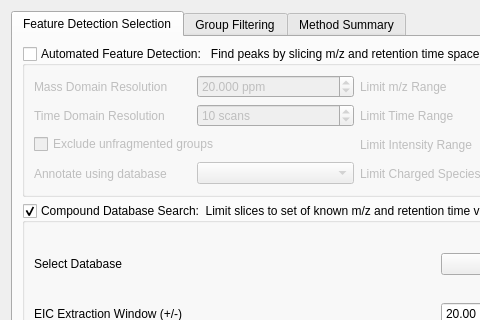
This is src/gui/mzroll/forms/peakdetectiondialog.ui in ElucidataInc/ElMaven as Qt 5 draws it before an edit; both pictures show x 0 to 480 and y 0 to 320 of the 876 by 740 pixel window. The edited form follows.
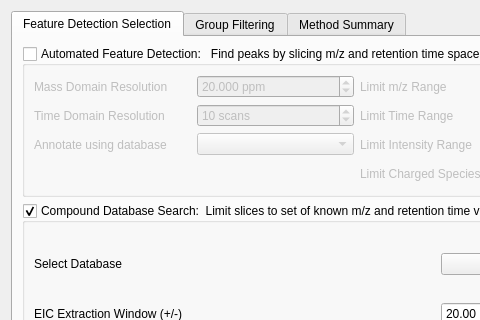
This is the edited form.

Commit message:
Exclude unfragmented features using match fragmentation
This change removes the extra checkbox "Exclude unfragmented
features" and instead allows the same behavior to instead be
replicated by enabling the "Match Fragmentation" options, which is
no longer linked only to targeted detection.

The edit to the form file:
```diff
--- a/src/gui/mzroll/forms/peakdetectiondialog.ui
+++ b/src/gui/mzroll/forms/peakdetectiondialog.ui
@@ -223,21 +223,14 @@
             </property>
            </widget>
           </item>
-          <item row="2" column="0" colspan="2">
-           <widget class="QCheckBox" name="mustHaveMs2">
-            <property name="text">
-             <string>Exclude unfragmented groups</string>
-            </property>
-           </widget>
-          </item>
-          <item row="3" column="0">
+          <item row="2" column="0">
            <widget class="QLabel" name="label_4">
             <property name="text">
              <string>Annotate using database</string>
             </property>
            </widget>
           </item>
-          <item row="3" column="1">
+          <item row="2" column="1">
            <widget class="QComboBox" name="annotationDatabase"/>
           </item>
          </layout>
```
Left out of the diff: 1 changed line with no effect on the pictures. The commit also changes 6 other files.
